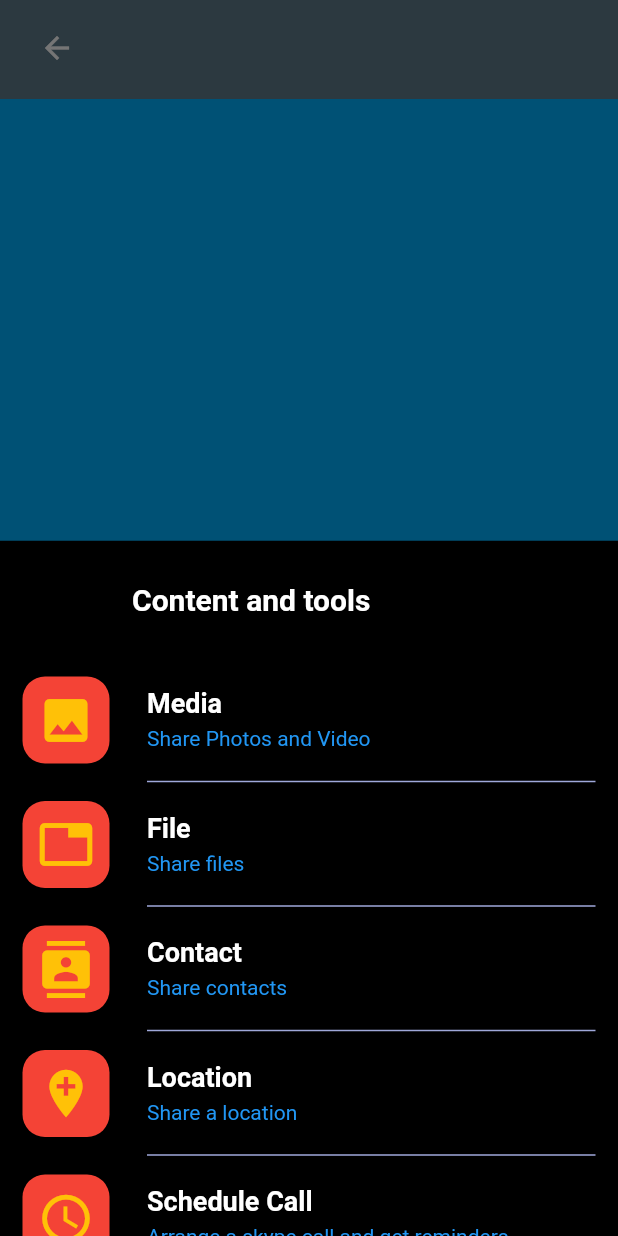
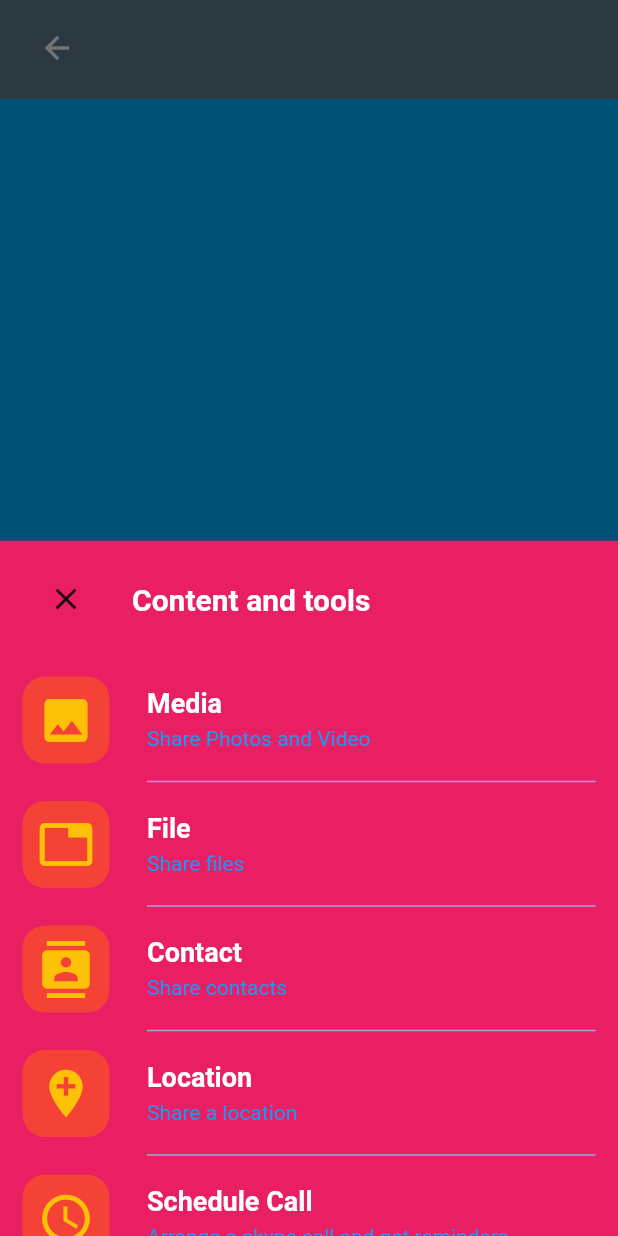
Before and after one commit to km00776/Stagpus, a Flutter app: the ChatScreen screen opened directly with empty values, after a tap on the "add" icon, on a phone screen of 412 x 824 dp. Run offline on Flutter 3.47's test engine with Material 2 defaults, Android fonts, the phone set to English and light mode, and no system bars; our stand-ins replace cached_network_image, clay_containers, cloud_firestore, curved_navigation_bar, email_validator, firebase_auth and 11 more; missing offline and left inert: animator, cloud_firestore_web, firebase_auth_web, firebase_core_web, geoflutterfire, location_web and 1 more; accounts and stored records are empty.

Commit message:
Can now chat messages between multiple users

```diff
--- a/lib/Chat/ChatView/ChatScreen.dart
+++ b/lib/Chat/ChatView/ChatScreen.dart
@@ -3,8 +3,10 @@ import 'package:flutter/material.dart';
 import 'package:stagpus/Chat/ChatModel/Message.dart';
 import 'package:stagpus/constants/Strings.dart';
 import 'package:stagpus/models/user.dart';
+import 'package:stagpus/resources/FirebaseMethods.dart';
 import 'package:stagpus/resources/FirebaseRepo.dart';
 import 'package:stagpus/widgets/appBar.dart';
+import 'package:stagpus/widgets/chatMethods.dart';
 import 'package:stagpus/widgets/customTile.dart';
 
 class ChatScreen extends StatefulWidget {
@@ -22,6 +24,10 @@ class _ChatScreenState extends State<ChatScreen> {
   bool isWriting = false;
   User sender;
 
+  final ChatMethods _chatMethods = ChatMethods();
+  final FirebaseMethods _methods = FirebaseMethods();
+  ScrollController _listScrollController = ScrollController();
+
   String _currentUserId;
 
   @override
@@ -32,6 +38,7 @@ class _ChatScreenState extends State<ChatScreen> {
       setState(() {
         sender = User(
           uid: user.uid,
+          displayName: user.displayName,
           email: user.email,
         );
       });
@@ -65,6 +72,8 @@ class _ChatScreenState extends State<ChatScreen> {
         }
         return ListView.builder(
           padding: EdgeInsets.all(10),
+          controller: _listScrollController,
+          reverse: true,
           itemCount: snapshot.data.documents.length,
           itemBuilder: (context, index) {
             return chatMessageItem(snapshot.data.documents[index]);
@@ -152,7 +161,7 @@ class _ChatScreenState extends State<ChatScreen> {
       showModalBottomSheet(
           context: context,
           elevation: 0,
-          backgroundColor: Colors.black,
+          backgroundColor: Colors.pink,
           builder: (context) {
             return Column(
               children: <Widget>[
@@ -234,7 +243,7 @@ class _ChatScreenState extends State<ChatScreen> {
 
       textFieldController.text = "";
 
-      _repository.addMessageToDb(_message, sender, widget.receiver);
+      _chatMethods.addMessageToDb(_message, sender, widget.receiver);
     }
 
     return Container(
--- a/lib/constants/Strings.dart
+++ b/lib/constants/Strings.dart
@@ -2,3 +2,4 @@ const String MESSAGES_COLLECTION = "messages";
 const String USERS_COLLECTION = "users";
 const String TIMESTAMP_FIELD = "timestamp";
 const String EMAIL_FIELD = "email";
+const String CONTACTS_COLLECTION = "contacts";
--- a/lib/widgets/quietbox.dart
+++ b/lib/widgets/quietbox.dart
@@ -10,7 +10,7 @@ class QuietBox extends StatelessWidget {
         child: Padding(
             padding: EdgeInsets.symmetric(horizontal: 25),
             child: Container(
-                color: Color.fromARGB(24, 30, 40, 60),
+                color: Color.fromARGB(255, 30, 40, 60),
                 padding: EdgeInsets.symmetric(vertical: 35, horizontal: 25),
                 child: Column(
                     mainAxisSize: MainAxisSize.min,
```
Also changed, not shown: lib/Chat/ChatView/ChatBackground.dart (+2 -8 lines), lib/resources/FirebaseMethods.dart (+5 -6 lines), lib/widgets/chatMethods.dart (+26 -17 lines), lib/widgets/contactsWidget.dart (+6 -12 lines), lib/widgets/userCircle.dart (+8 -4 lines), 1 other file.
